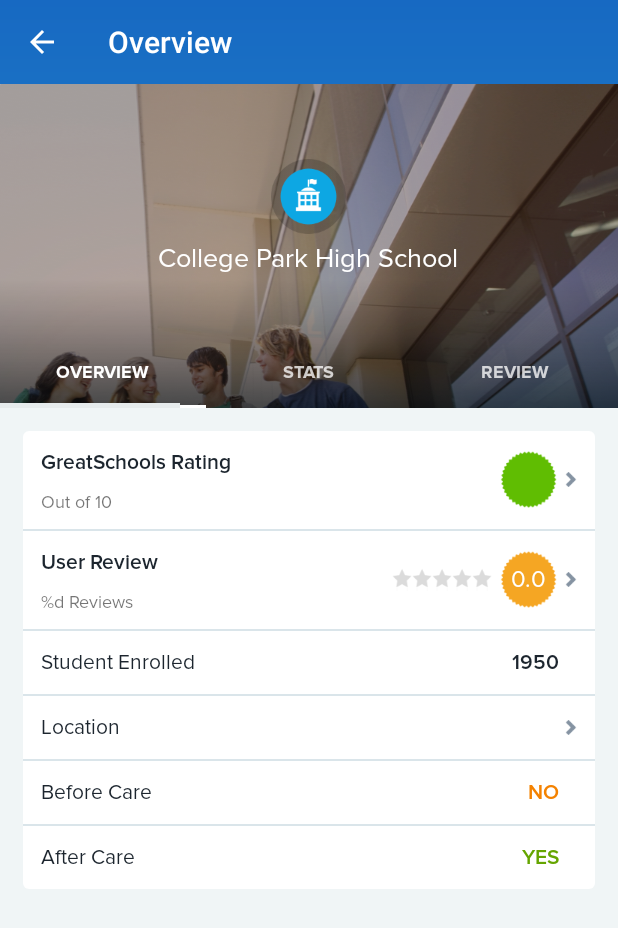
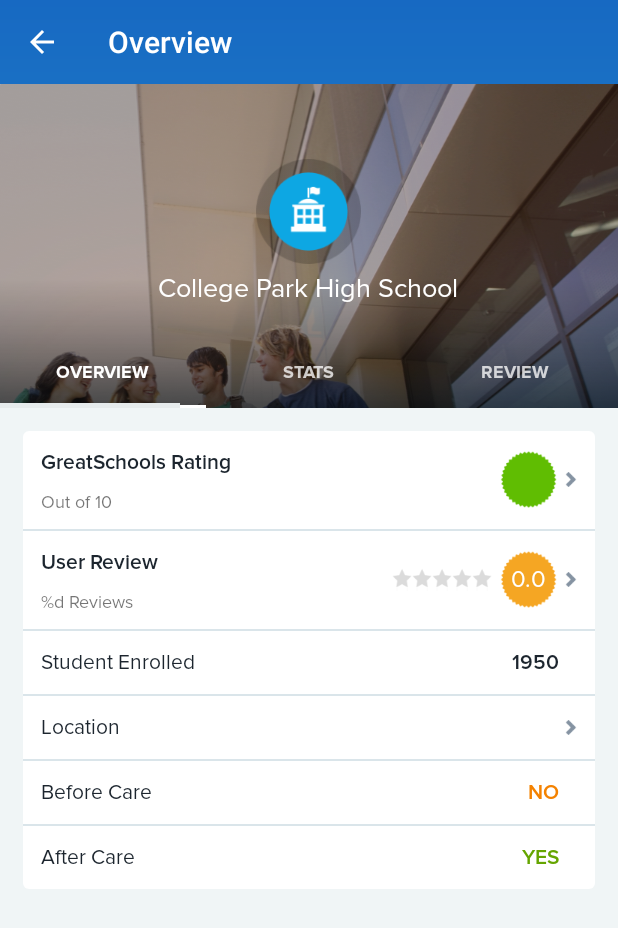
Before and after one commit to publicgreatschools/greatschool-android, an Android app: the DetailActivity screen opened directly, with no data from a screen before it, on a phone screen of 412 x 824 dp. Shown: the top 928 px of the screen. Run offline under Robolectric (Android 15) with nearby library versions, the phone set to English and light mode, and no system bars; 5 statements that could not run were skipped.

Commit message:
adjust size

```diff
--- a/app/src/main/res/layout/detail_layout.xml
+++ b/app/src/main/res/layout/detail_layout.xml
@@ -112,8 +112,8 @@
 
         <ImageView
             android:id="@+id/detail_header_icon"
-            android:layout_width="50dp"
-            android:layout_height="50dp"
+            android:layout_width="70dp"
+            android:layout_height="70dp"
             android:layout_centerHorizontal="true"
             android:layout_marginTop="50dp"
             android:src="@mipmap/detail_header_icon"/>
```
